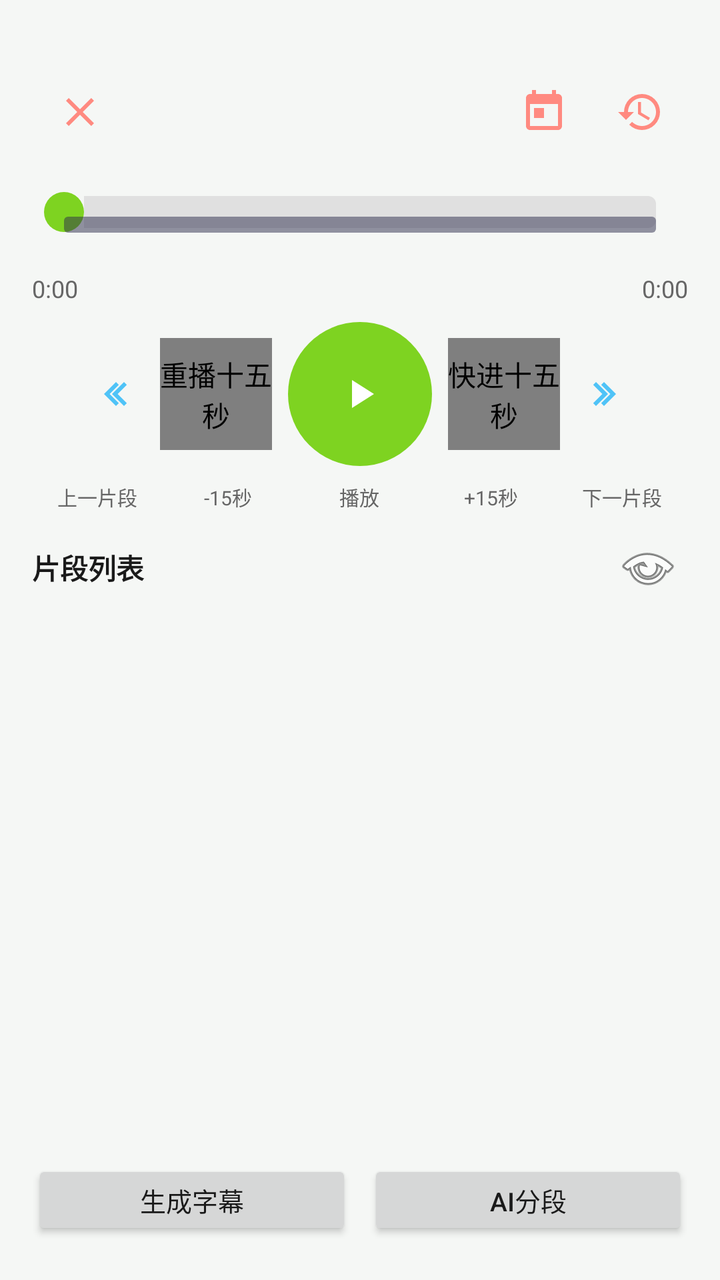
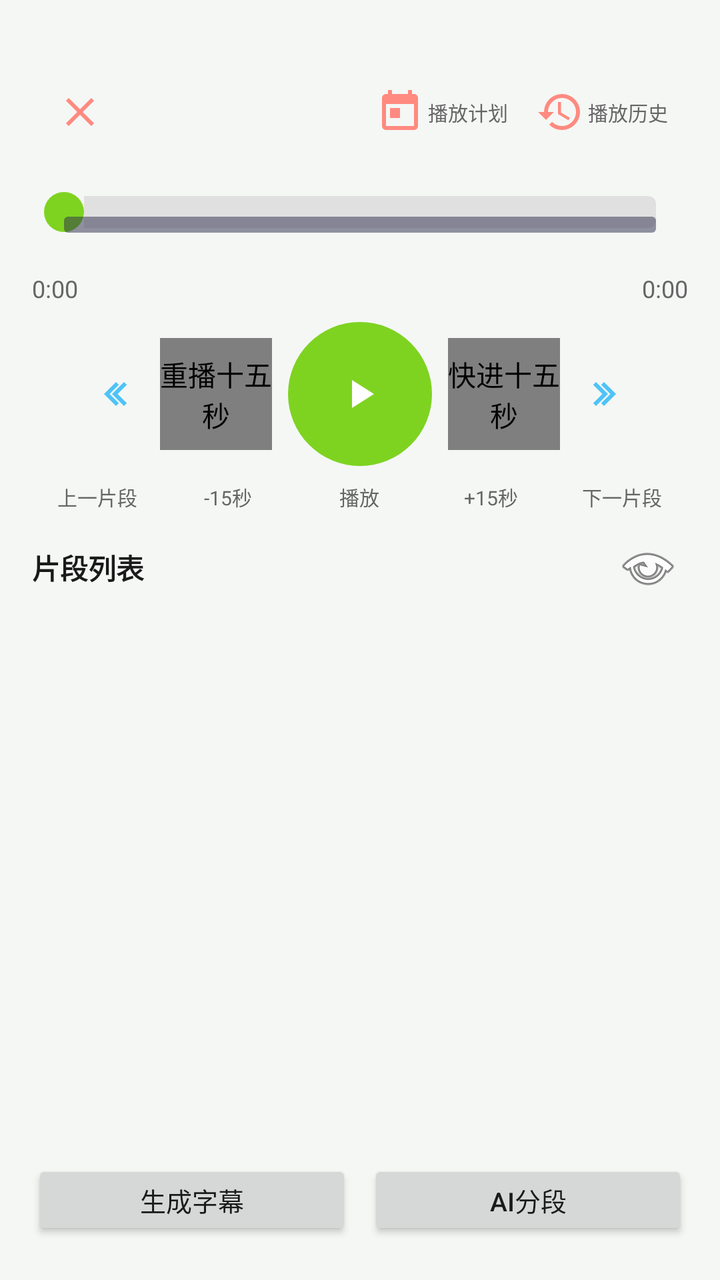

Compare the two renders of this Android layout. The source of the first and the diff that turns it into the second are given below.
<!-- AndroidManifest.xml: application theme Theme.RadioApp.Fresh -->
<!-- res/layout/activity_player.xml -->
<?xml version="1.0" encoding="utf-8"?>
<LinearLayout xmlns:android="http://schemas.android.com/apk/res/android"
    android:layout_width="match_parent"
    android:layout_height="match_parent"
    android:orientation="vertical"
    android:background="?attr/appBackground"
    android:padding="16dp">

    <RelativeLayout
        android:layout_width="match_parent"
        android:layout_height="wrap_content"
        android:paddingVertical="16dp">
        <ImageButton
            android:id="@+id/btn_close"
            android:layout_width="48dp"
            android:layout_height="48dp"
            android:layout_alignParentStart="true"
            android:background="?attr/selectableItemBackgroundBorderless"
            android:src="@drawable/ic_close"
            android:contentDescription="Close" />
        <ImageButton
            android:id="@+id/btn_schedule"
            android:layout_width="48dp"
            android:layout_height="48dp"
            android:layout_toStartOf="@id/btn_history"
            android:background="?attr/selectableItemBackgroundBorderless"
            android:src="@drawable/ic_calendar"
            android:contentDescription="Schedule" />
        <ImageButton
            android:id="@+id/btn_history"
            android:layout_width="48dp"
            android:layout_height="48dp"
            android:layout_alignParentEnd="true"
            android:background="?attr/selectableItemBackgroundBorderless"
            android:src="@drawable/ic_history"
            android:contentDescription="History" />
        <LinearLayout
            android:layout_width="wrap_content"
            android:layout_height="wrap_content"
            android:layout_toStartOf="@id/btn_history"
            android:layout_toEndOf="@id/btn_close"
            android:layout_centerVertical="true"
            android:gravity="center"
            android:orientation="vertical">
            <TextView
                android:id="@+id/tv_station_name"
                android:layout_width="wrap_content"
                android:layout_height="wrap_content"
                android:textColor="?attr/appTextPrimary"
                android:textSize="18sp"
                android:textStyle="bold"
                android:maxLines="1"
                android:ellipsize="end" />
            <TextView
                android:id="@+id/tv_episode_title"
                android:layout_width="wrap_content"
                android:layout_height="wrap_content"
                android:textColor="?attr/appTextSecondary"
                android:textSize="14sp"
                android:maxLines="1"
                android:ellipsize="end" />
            <TextView
                android:id="@+id/tv_episode_info"
                android:layout_width="wrap_content"
                android:layout_height="wrap_content"
                android:textColor="?attr/appTextSecondary"
                android:textSize="12sp"
                android:maxLines="1"
                android:ellipsize="end"
                android:visibility="gone" />
        </LinearLayout>
    </RelativeLayout>

    <TextView
        android:id="@+id/tv_live_indicator"
        android:layout_width="wrap_content"
        android:layout_height="wrap_content"
        android:layout_gravity="center"
        android:text="LIVE"
        android:textColor="#FF4444"
        android:textSize="16sp"
        android:textStyle="bold"
        android:visibility="gone"
        android:layout_marginBottom="8dp"
        android:background="@drawable/bg_live_indicator"
        android:paddingHorizontal="12dp"
        android:paddingVertical="4dp" />

    <LinearLayout
        android:layout_width="match_parent"
        android:layout_height="wrap_content"
        android:orientation="vertical"
        android:layout_marginBottom="8dp">

        <SeekBar
            android:id="@+id/seek_bar"
            android:layout_width="match_parent"
            android:layout_height="wrap_content"
            android:progressDrawable="@drawable/seekbar_progress"
            android:thumb="@drawable/seekbar_thumb" />
        <SeekBar
            android:id="@+id/seek_bar_cache"
            android:layout_width="match_parent"
            android:layout_height="wrap_content"
            android:progressDrawable="@drawable/seekbar_cache_progress"
            android:thumb="@null"
            android:clickable="false"
            android:alpha="0.5"
            android:layout_marginTop="-8dp" />
        <ProgressBar
            android:id="@+id/progress_buffer"
            style="?android:attr/progressBarStyleHorizontal"
            android:layout_width="match_parent"
            android:layout_height="4dp"
            android:layout_marginTop="2dp"
            android:max="100"
            android:progress="0"
            android:visibility="gone" />

        <LinearLayout
            android:layout_width="match_parent"
            android:layout_height="wrap_content"
            android:orientation="vertical"
            android:layout_marginTop="4dp">
            <TextView
                android:id="@+id/tv_network_url"
                android:layout_width="match_parent"
                android:layout_height="wrap_content"
                android:text=""
                android:textColor="?attr/appTextSecondary"
                android:textSize="10sp"
                android:maxLines="5"
                android:ellipsize="none"
                android:scrollbars="horizontal"
                android:visibility="visible"
                android:textIsSelectable="true" />
            <TextView
                android:id="@+id/tv_cache_url"
                android:layout_width="match_parent"
                android:layout_height="wrap_content"
                android:text=""
                android:textColor="?attr/appTextSecondary"
                android:textSize="10sp"
                android:maxLines="5"
                android:ellipsize="none"
                android:scrollbars="horizontal"
                android:visibility="gone"
                android:textIsSelectable="true" />
            <TextView
                android:id="@+id/tv_cache_progress"
                android:layout_width="match_parent"
                android:layout_height="wrap_content"
                android:text="缓存: 0%"
                android:textColor="?attr/appSuccess"
                android:textSize="11sp"
                android:visibility="gone" />

            <LinearLayout
                android:layout_width="match_parent"
                android:layout_height="wrap_content"
                android:orientation="horizontal">
                <TextView
                    android:id="@+id/tv_current_time"
                    android:layout_width="wrap_content"
                    android:layout_height="wrap_content"
                    android:text="0:00"
                    android:textColor="?attr/appTextSecondary"
                    android:textSize="12sp" />
                <TextView
                    android:layout_width="0dp"
                    android:layout_height="wrap_content"
                    android:layout_weight="1" />
                <TextView
                    android:id="@+id/tv_ai_progress"
                    android:layout_width="wrap_content"
                    android:layout_height="wrap_content"
                    android:text=""
                    android:textColor="?attr/appSuccess"
                    android:textSize="11sp"
                    android:visibility="gone" />
                <TextView
                    android:layout_width="0dp"
                    android:layout_height="wrap_content"
                    android:layout_weight="1" />
                <TextView
                    android:id="@+id/tv_total_time"
                    android:layout_width="wrap_content"
                    android:layout_height="wrap_content"
                    android:text="0:00"
                    android:textColor="?attr/appTextSecondary"
                    android:textSize="12sp" />
            </LinearLayout>
        </LinearLayout>
    </LinearLayout>

    <LinearLayout
        android:id="@+id/layout_episode_nav"
        android:layout_width="match_parent"
        android:layout_height="wrap_content"
        android:orientation="horizontal"
        android:gravity="center"
        android:layout_marginBottom="8dp"
        android:visibility="gone">
        <ImageButton
            android:id="@+id/btn_prev_episode"
            android:layout_width="40dp"
            android:layout_height="40dp"
            android:background="?attr/selectableItemBackgroundBorderless"
            android:src="@drawable/ic_prev"
            android:contentDescription="Prev Episode" />
        <TextView
            android:id="@+id/tv_episode_nav_hint"
            android:layout_width="wrap_content"
            android:layout_height="wrap_content"
            android:text="  节目导航  "
            android:textColor="?attr/appTextSecondary"
            android:textSize="12sp"
            android:gravity="center" />
        <ImageButton
            android:id="@+id/btn_next_episode"
            android:layout_width="40dp"
            android:layout_height="40dp"
            android:background="?attr/selectableItemBackgroundBorderless"
            android:src="@drawable/ic_next"
            android:contentDescription="Next Episode" />
    </LinearLayout>

    <LinearLayout
        android:layout_width="match_parent"
        android:layout_height="wrap_content"
        android:orientation="horizontal"
        android:gravity="center"
        android:layout_marginBottom="8dp">
        <ImageButton
            android:id="@+id/btn_prev_segment"
            android:layout_width="48dp"
            android:layout_height="48dp"
            android:background="?attr/selectableItemBackgroundBorderless"
            android:src="@drawable/ic_prev"
            android:contentDescription="Prev Segment"
            android:tooltipText="上一片段" />
        <com.radio.app.widgets.PhantomSafeImageButton
            android:id="@+id/btn_skip_backward"
            android:layout_width="56dp"
            android:layout_height="56dp"
            android:background="?attr/selectableItemBackgroundBorderless"
            android:src="@drawable/ic_rewind"
            android:contentDescription="重播十五秒"
            android:tooltipText="-15秒"
            android:focusable="false"
            android:focusableInTouchMode="false"
            android:importantForAccessibility="no" />
        <ImageButton
            android:id="@+id/btn_play_pause"
            android:layout_width="72dp"
            android:layout_height="72dp"
            android:layout_marginHorizontal="8dp"
            android:background="@drawable/bg_play_button"
            android:src="@drawable/ic_play"
            android:contentDescription="Play"
            android:tooltipText="播放/暂停" />
        <com.radio.app.widgets.PhantomSafeImageButton
            android:id="@+id/btn_skip_forward"
            android:layout_width="56dp"
            android:layout_height="56dp"
            android:background="?attr/selectableItemBackgroundBorderless"
            android:src="@drawable/ic_forward"
            android:contentDescription="快进十五秒"
            android:tooltipText="+15秒"
            android:importantForAccessibility="no" />
        <ImageButton
            android:id="@+id/btn_next_segment"
            android:layout_width="48dp"
            android:layout_height="48dp"
            android:background="?attr/selectableItemBackgroundBorderless"
            android:src="@drawable/ic_next"
            android:contentDescription="Next Segment"
            android:tooltipText="下一片段" />
    </LinearLayout>

    <LinearLayout
        android:layout_width="match_parent"
        android:layout_height="wrap_content"
        android:orientation="horizontal"
        android:gravity="center"
        android:layout_marginBottom="8dp">
        <TextView
            android:layout_width="0dp"
            android:layout_height="wrap_content"
            android:layout_weight="1"
            android:text="上一片段"
            android:textColor="?attr/appTextSecondary"
            android:textSize="10sp"
            android:gravity="center" />
        <TextView
            android:layout_width="0dp"
            android:layout_height="wrap_content"
            android:layout_weight="1"
            android:text="-15秒"
            android:textColor="?attr/appTextSecondary"
            android:textSize="10sp"
            android:gravity="center" />
        <TextView
            android:layout_width="0dp"
            android:layout_height="wrap_content"
            android:layout_weight="1"
            android:text="播放"
            android:textColor="?attr/appTextSecondary"
            android:textSize="10sp"
            android:gravity="center" />
        <TextView
            android:layout_width="0dp"
            android:layout_height="wrap_content"
            android:layout_weight="1"
            android:text="+15秒"
            android:textColor="?attr/appTextSecondary"
            android:textSize="10sp"
            android:gravity="center" />
        <TextView
            android:layout_width="0dp"
            android:layout_height="wrap_content"
            android:layout_weight="1"
            android:text="下一片段"
            android:textColor="?attr/appTextSecondary"
            android:textSize="10sp"
            android:gravity="center" />
    </LinearLayout>

    <LinearLayout
        android:layout_width="match_parent"
        android:layout_height="wrap_content"
        android:orientation="horizontal"
        android:gravity="center_vertical"
        android:layout_marginBottom="8dp">
        <TextView
            android:layout_width="0dp"
            android:layout_height="wrap_content"
            android:layout_weight="1"
            android:text="片段列表"
            android:textColor="?attr/appTextPrimary"
            android:textSize="14sp"
            android:textStyle="bold" />
        <ImageButton
            android:id="@+id/btn_subtitle_toggle"
            android:layout_width="40dp"
            android:layout_height="40dp"
            android:background="?attr/selectableItemBackgroundBorderless"
            android:src="@android:drawable/ic_menu_view"
            android:contentDescription="Toggle Subtitle" />
    </LinearLayout>

    <androidx.recyclerview.widget.RecyclerView
        android:id="@+id/recycler_segments"
        android:layout_width="match_parent"
        android:layout_height="0dp"
        android:layout_weight="1"
        android:nestedScrollingEnabled="true" />

    <com.radio.app.views.SubtitleView
        android:id="@+id/subtitle_view"
        android:layout_width="match_parent"
        android:layout_height="0dp"
        android:layout_weight="1"
        android:visibility="gone" />

    
    <ProgressBar
        android:id="@+id/progress_subtitle"
        style="?android:attr/progressBarStyleHorizontal"
        android:layout_width="match_parent"
        android:layout_height="6dp"
        android:layout_marginTop="4dp"
        android:max="100"
        android:progress="0"
        android:visibility="gone" />

    <TextView
        android:id="@+id/tv_subtitle_status"
        android:layout_width="match_parent"
        android:layout_height="wrap_content"
        android:text=""
        android:textColor="?attr/appTextSecondary"
        android:textSize="12sp"
        android:gravity="center"
        android:visibility="gone"
        android:layout_marginTop="2dp" />

    
    <ProgressBar
        android:id="@+id/progress_ai"
        style="?android:attr/progressBarStyleHorizontal"
        android:layout_width="match_parent"
        android:layout_height="6dp"
        android:layout_marginTop="8dp"
        android:max="1000"
        android:progress="0"
        android:visibility="gone" />

    <TextView
        android:id="@+id/tv_ai_status"
        android:layout_width="match_parent"
        android:layout_height="wrap_content"
        android:text=""
        android:textColor="?attr/appTextSecondary"
        android:textSize="12sp"
        android:gravity="center"
        android:visibility="gone"
        android:layout_marginTop="4dp" />

    
    <LinearLayout
        android:id="@+id/layout_ai_buttons"
        android:layout_width="match_parent"
        android:layout_height="wrap_content"
        android:orientation="horizontal"
        android:gravity="center"
        android:layout_marginTop="8dp"
        android:layout_marginBottom="4dp">
        <Button
            android:id="@+id/btn_generate_subtitle"
            android:layout_width="0dp"
            android:layout_height="40dp"
            android:layout_weight="1"
            android:text="生成字幕"
            android:textSize="13sp"
            android:layout_marginEnd="4dp" />
        <Button
            android:id="@+id/btn_ai_segment"
            android:layout_width="0dp"
            android:layout_height="40dp"
            android:layout_weight="1"
            android:text="AI分段"
            android:textSize="13sp"
            android:layout_marginStart="4dp" />
    </LinearLayout>

    
    <TextView
        android:id="@+id/tv_subtitle_title"
        android:layout_width="match_parent"
        android:layout_height="wrap_content"
        android:text="字幕"
        android:textColor="?attr/appTextPrimary"
        android:textSize="14sp"
        android:textStyle="bold"
        android:layout_marginTop="4dp"
        android:visibility="gone" />

    <androidx.recyclerview.widget.RecyclerView
        android:id="@+id/recycler_subtitles"
        android:layout_width="match_parent"
        android:layout_height="0dp"
        android:layout_weight="1"
        android:layout_marginTop="4dp"
        android:visibility="gone"
        android:nestedScrollingEnabled="true" />
</LinearLayout>
<!-- resources referenced by this layout -->
<resources>
  <!-- drawable bg_live_indicator (drawable) -->
  <?xml version="1.0" encoding="utf-8"?>
  <shape xmlns:android="http://schemas.android.com/apk/res/android">
      <solid android:color="#44FF4444" />
      <corners android:radius="4dp" />
  </shape>
  <!-- drawable bg_play_button (drawable) -->
  <?xml version="1.0" encoding="utf-8"?>
  <shape xmlns:android="http://schemas.android.com/apk/res/android" android:shape="oval">
      <solid android:color="?attr/appAccent" />
  </shape>
  <!-- drawable ic_calendar (drawable) -->
  <?xml version="1.0" encoding="utf-8"?>
  <vector xmlns:android="http://schemas.android.com/apk/res/android"
      android:width="24dp"
      android:height="24dp"
      android:viewportWidth="24"
      android:viewportHeight="24">
      
      <path
          android:fillColor="#FF8A80"
          android:pathData="M19,3h-1V1h-2v2H8V1H6v2H5c-1.1,0 -2,0.9 -2,2v14c0,1.1 0.9,2 2,2h14c1.1,0 2,-0.9 2,-2V5c0,-1.1 -0.9,-2 -2,-2zM19,19H5V8h14v11zM7,10h5v5H7z" />
  </vector>
  <!-- drawable ic_close (drawable) -->
  <?xml version="1.0" encoding="utf-8"?>
  <vector xmlns:android="http://schemas.android.com/apk/res/android"
      android:width="24dp"
      android:height="24dp"
      android:viewportWidth="24"
      android:viewportHeight="24">
      
      <path
          android:fillColor="#FF8A80"
          android:pathData="M19,6.41L17.59,5 12,10.59 6.41,5 5,6.41 10.59,12 5,17.59 6.41,19 12,13.41 17.59,19 19,17.59 13.41,12z" />
  </vector>
  <!-- drawable ic_forward (drawable) -->
  <?xml version="1.0" encoding="utf-8"?>
  <vector xmlns:android="http://schemas.android.com/apk/res/android"
      android:width="24dp"
      android:height="24dp"
      android:viewportWidth="24"
      android:viewportHeight="24">
      
      <path
          android:fillColor="#81C784"
          android:pathData="M16,6v12h2V6h-2z" />
      <path
          android:fillColor="#81C784"
          android:pathData="M6,18l8.5,-6L6,6v12z" />
  </vector>
  <!-- drawable ic_play (drawable) -->
  <?xml version="1.0" encoding="utf-8"?>
  <vector xmlns:android="http://schemas.android.com/apk/res/android"
      android:width="24dp"
      android:height="24dp"
      android:viewportWidth="24"
      android:viewportHeight="24">
      
      <path
          android:fillColor="#FFFFFF"
          android:pathData="M8,5v14l11,-7z" />
  </vector>
  <!-- drawable ic_prev (drawable) -->
  <?xml version="1.0" encoding="utf-8"?>
  <vector xmlns:android="http://schemas.android.com/apk/res/android"
      android:width="24dp"
      android:height="24dp"
      android:viewportWidth="24"
      android:viewportHeight="24">
      
      <path
          android:fillColor="#4FC3F7"
          android:pathData="M15.41,7.41L14,6l-6,6 6,6 1.41,-1.41L10.83,12z" />
      <path
          android:fillColor="#4FC3F7"
          android:pathData="M19.41,7.41L18,6l-6,6 6,6 1.41,-1.41L14.83,12z" />
  </vector>
  <!-- drawable ic_rewind (drawable) -->
  <?xml version="1.0" encoding="utf-8"?>
  <vector xmlns:android="http://schemas.android.com/apk/res/android"
      android:width="24dp"
      android:height="24dp"
      android:viewportWidth="24"
      android:viewportHeight="24">
      
      <path
          android:fillColor="#81C784"
          android:pathData="M6,6h2v12H6V6z" />
      <path
          android:fillColor="#81C784"
          android:pathData="M9.5,12l8.5,6V6L9.5,12z" />
  </vector>
  <!-- drawable seekbar_thumb (drawable) -->
  <?xml version="1.0" encoding="utf-8"?>
  <shape xmlns:android="http://schemas.android.com/apk/res/android" android:shape="oval">
      <solid android:color="?attr/appAccent" />
      <size android:width="20dp" android:height="20dp" />
  </shape>
  <!-- unchanged entries left out for length: 5 -->
</resources>

<!-- the commit's change to res/layout/activity_player.xml (unified diff, before → after) -->
@@ -18,26 +18,70 @@
             android:background="?attr/selectableItemBackgroundBorderless"
             android:src="@drawable/ic_close"
             android:contentDescription="Close" />
-        <ImageButton
+        
+        <LinearLayout
             android:id="@+id/btn_schedule"
-            android:layout_width="48dp"
-            android:layout_height="48dp"
+            android:layout_width="wrap_content"
+            android:layout_height="wrap_content"
             android:layout_toStartOf="@id/btn_history"
-            android:background="?attr/selectableItemBackgroundBorderless"
-            android:src="@drawable/ic_calendar"
-            android:contentDescription="Schedule" />
-        <ImageButton
+            android:layout_centerVertical="true"
+            android:orientation="horizontal"
+            android:gravity="center"
+            android:background="?attr/selectableItemBackgroundBorderless"
+            android:paddingStart="4dp"
+            android:paddingEnd="10dp"
+            android:paddingTop="6dp"
+            android:paddingBottom="6dp">
+            <ImageButton
+                android:layout_width="24dp"
+                android:layout_height="24dp"
+                android:background="@null"
+                android:src="@drawable/ic_calendar"
+                android:contentDescription="播放计划"
+                android:clickable="false"
+                android:focusable="false" />
+            <TextView
+                android:layout_width="wrap_content"
+                android:layout_height="wrap_content"
+                android:text="播放计划"
+                android:textSize="10sp"
+                android:textColor="?attr/appTextSecondary"
+                android:layout_marginStart="2dp" />
+        </LinearLayout>
+        
+        <LinearLayout
             android:id="@+id/btn_history"
-            android:layout_width="48dp"
-            android:layout_height="48dp"
+            android:layout_width="wrap_content"
+            android:layout_height="wrap_content"
             android:layout_alignParentEnd="true"
-            android:background="?attr/selectableItemBackgroundBorderless"
-            android:src="@drawable/ic_history"
-            android:contentDescription="History" />
+            android:layout_centerVertical="true"
+            android:orientation="horizontal"
+            android:gravity="center"
+            android:background="?attr/selectableItemBackgroundBorderless"
+            android:paddingStart="4dp"
+            android:paddingEnd="10dp"
+            android:paddingTop="6dp"
+            android:paddingBottom="6dp">
+            <ImageButton
+                android:layout_width="24dp"
+                android:layout_height="24dp"
+                android:background="@null"
+                android:src="@drawable/ic_history"
+                android:contentDescription="播放历史"
+                android:clickable="false"
+                android:focusable="false" />
+            <TextView
+                android:layout_width="wrap_content"
+                android:layout_height="wrap_content"
+                android:text="播放历史"
+                android:textSize="10sp"
+                android:textColor="?attr/appTextSecondary"
+                android:layout_marginStart="2dp" />
+        </LinearLayout>
         <LinearLayout
             android:layout_width="wrap_content"
             android:layout_height="wrap_content"
-            android:layout_toStartOf="@id/btn_history"
+            android:layout_toStartOf="@id/btn_schedule"
             android:layout_toEndOf="@id/btn_close"
             android:layout_centerVertical="true"
             android:gravity="center"
